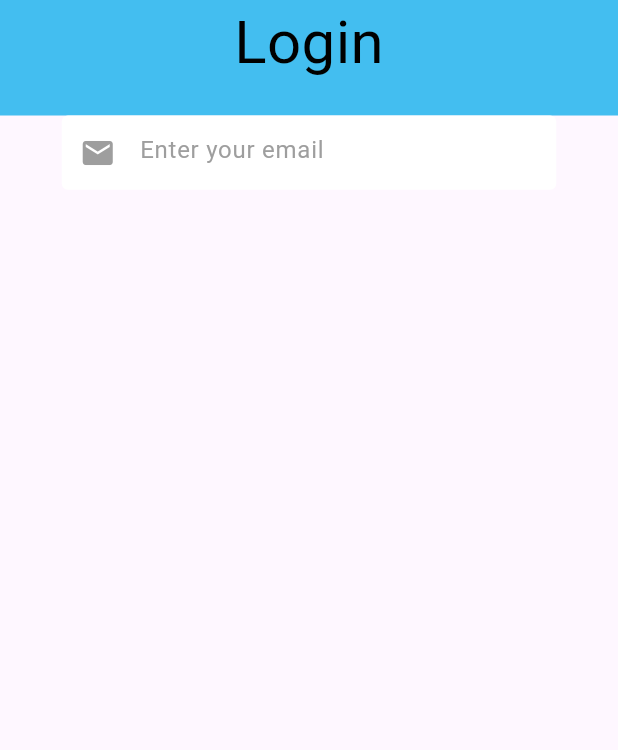
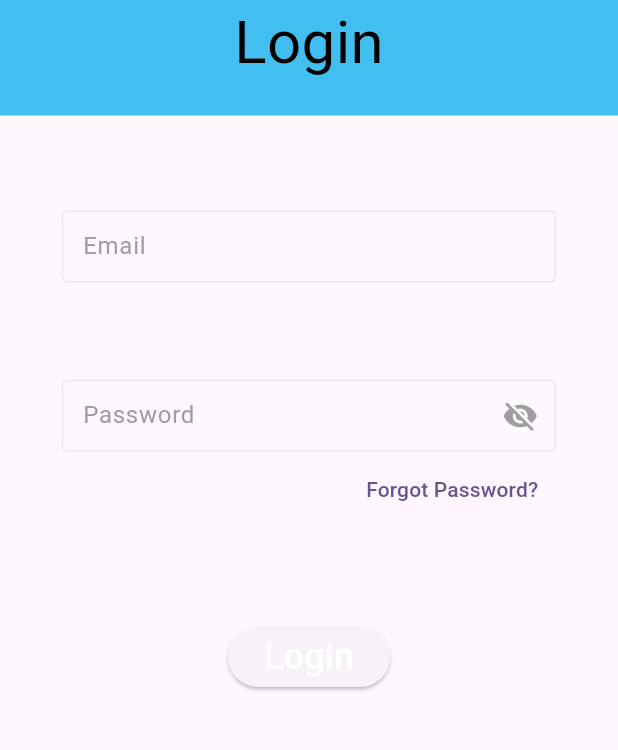
Before and after one commit to Tonyao0924/cesa100, a Flutter app: the screen it shows after launch, after a tap on "Start", on a phone screen of 412 x 824 dp, the part 138-888 px from its top. Run offline on Flutter 3.47's test engine with Material 3 defaults, Android fonts, the light colour scheme and no system bars.

Commit message:
first commit

```diff
--- a/lib/commonComponents/constants.dart
+++ b/lib/commonComponents/constants.dart
@@ -2,3 +2,4 @@ import 'package:flutter/material.dart';
 
 const Color textColor = Color(0xff444444);
 const Color buttonColor = Color(0xff43BEF0);
+const Color outLineBorder = Color(0xffE8E8E8);
--- a/lib/page/Navigation/Login/loginPage.dart
+++ b/lib/page/Navigation/Login/loginPage.dart
@@ -1,5 +1,6 @@
 import 'package:cesa100/commonComponents/constants.dart';
 import 'package:cesa100/page/Navigation/Login/loginform.dart';
+import 'package:flutter/cupertino.dart';
 import 'package:flutter/material.dart';
 
 class LoginPage extends StatefulWidget {
@@ -21,9 +22,9 @@ class _LoginPageState extends State<LoginPage> {
         body: Column(
           children: [
             Container(
-              padding: EdgeInsets.symmetric(vertical: 20),
+              padding: const EdgeInsets.symmetric(vertical: 20),
               color: buttonColor,
-              child: Column(
+              child: const Column(
                 children: [
                   Row(
                     mainAxisAlignment: MainAxisAlignment.center,
@@ -50,12 +51,11 @@ class _LoginPageState extends State<LoginPage> {
                 ],
               ),
             ),
-            Loginform(),
-            Spacer(),
+            const Expanded(child: Loginform()),
             Container(
               width: width * 1,
               height: 80,
-              decoration: BoxDecoration(
+              decoration: const BoxDecoration(
                 color: buttonColor,
               ),
             )
--- a/lib/page/Navigation/Login/loginform.dart
+++ b/lib/page/Navigation/Login/loginform.dart
@@ -1,4 +1,7 @@
+import 'package:cesa100/commonComponents/constants.dart';
+import 'package:flutter/cupertino.dart';
 import 'package:flutter/material.dart';
+import 'package:flutter/widgets.dart';
 
 class Loginform extends StatefulWidget {
   const Loginform({super.key});
@@ -8,6 +11,7 @@ class Loginform extends StatefulWidget {
 }
 
 class _LoginformState extends State<Loginform> {
+  bool _isPasswordVisible = true;
   TextEditingController _emailcontroller = TextEditingController();
   TextEditingController _passwordcontroller = TextEditingController();
 
@@ -18,39 +22,94 @@ class _LoginformState extends State<Loginform> {
     return Container(
       child: Column(
         children: [
+          Spacer(),
           SizedBox(
             width: width * 0.8,
             height: height * 0.06,
             child: TextField(
               style: const TextStyle(
-                color: Colors.white,
+                color: Colors.black,
               ),
               controller: _emailcontroller,
               decoration: InputDecoration(
+                contentPadding: EdgeInsets.symmetric(vertical: 0, horizontal: 10),
                 border: OutlineInputBorder(
                   borderRadius: BorderRadius.circular(5),
                 ),
                 enabledBorder: const OutlineInputBorder(
-                  borderSide:
-                  BorderSide(color: Colors.transparent, width: 1), // 框線透明
+                  borderSide: BorderSide(color: outLineBorder, width: 1), // 框線透明
                 ),
                 focusedBorder: const OutlineInputBorder(
-                  borderSide: BorderSide(
-                      color: Colors.transparent, width: 1), // 點擊後框線透明
+                  borderSide: BorderSide(color: outLineBorder, width: 1), // 點擊後框線透明
                 ),
-                filled: true,
-                fillColor: Colors.white,
-                prefixIcon: const Icon(
-                  Icons.email,
-                  color: Colors.grey,
-                ),
-                hintText: 'Enter your email',
+                hintText: 'Email',
                 hintStyle: const TextStyle(
                   color: Colors.grey,
                 ),
               ),
             ),
           ),
+          Spacer(),
+          SizedBox(
+            width: width * 0.8,
+            height: height * 0.06,
+            child: TextField(
+              style: const TextStyle(
+                color: Colors.black,
+              ),
+              controller: _passwordcontroller,
+              obscureText: _isPasswordVisible,
+              decoration: InputDecoration(
+                contentPadding: EdgeInsets.symmetric(vertical: 0, horizontal: 10),
+                border: OutlineInputBorder(
+                  borderRadius: BorderRadius.circular(5),
+                ),
+                enabledBorder: const OutlineInputBorder(
+                  borderSide: BorderSide(color: outLineBorder, width: 1), // 框線透明
+                ),
+                focusedBorder: const OutlineInputBorder(
+                  borderSide: BorderSide(color: outLineBorder, width: 1), // 點擊後框線透明
+                ),
+                hintText: 'Password',
+                hintStyle: const TextStyle(color: Colors.grey),
+                suffixIcon: IconButton(
+                  style: IconButton.styleFrom(
+                    splashFactory: NoSplash.splashFactory,
+                  ),
+                  icon: Icon(
+                    _isPasswordVisible ? Icons.visibility_off : Icons.visibility,
+                    color: Colors.grey,
+                  ),
+                  onPressed: () {
+                    setState(() {
+                      _isPasswordVisible = !_isPasswordVisible;
+                    });
+                  },
+                ),
+              ),
+            ),
+          ),
+          Container(
+            alignment: Alignment.centerRight,
+            padding: EdgeInsets.symmetric(horizontal: width * 0.1),
+            child: TextButton(
+              style: TextButton.styleFrom(splashFactory: NoSplash.splashFactory),
+              child: Text('Forgot Password?'),
+              onPressed: () {},
+            ),
+          ),
+          Spacer(),
+          ElevatedButton(
+            onPressed: () {},
+            child: Text(
+              'Login',
+              style: TextStyle(
+                fontSize: 24,
+                color: Colors.white,
+              ),
+            ),
+          ),
+          Spacer(flex: 3),
         ],
       ),
     );
```
